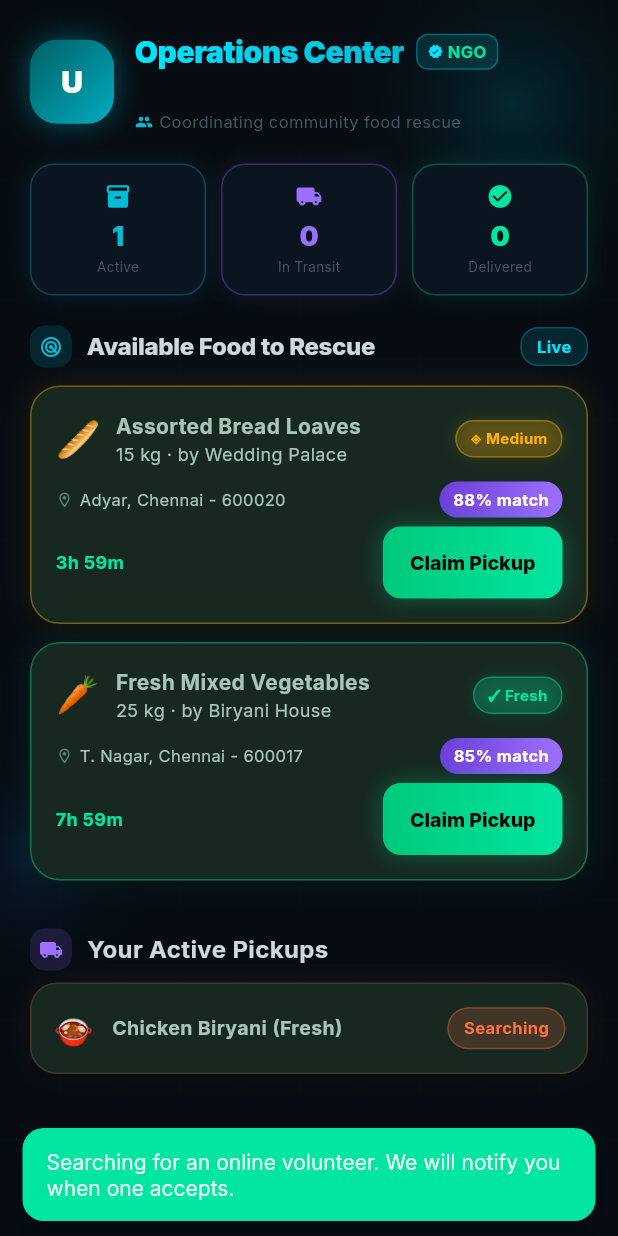
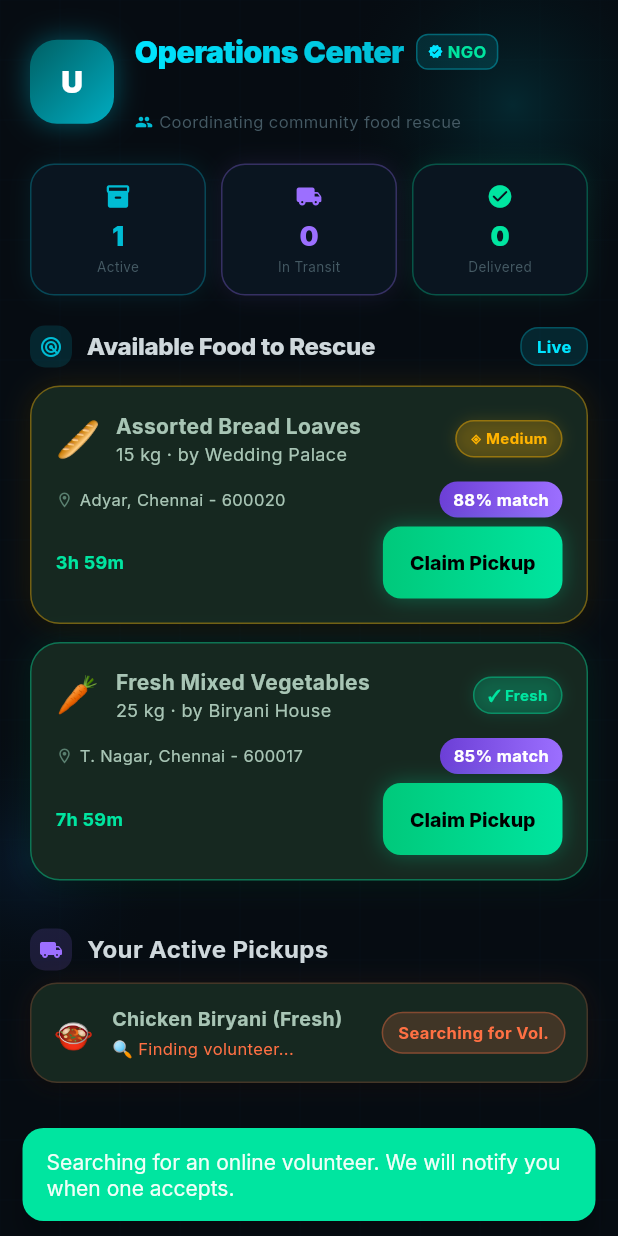
Before and after one commit to jaisurya9985/FoodFlow_AI, a Flutter app: the NGODashboard screen opened directly, after a tap on "Claim Pickup", on a phone screen of 412 x 824 dp. Run offline on Flutter 3.47's test engine with Material 3 defaults, Android fonts, the light colour scheme and no system bars; drawn by our look-alikes of flutter_animate; our stand-ins replace cloud_firestore, confetti, firebase_auth, firebase_core, firebase_messaging, flutter_local_notifications and 6 more; accounts and stored records are empty.

Commit message:
fix: show searching for volunteer until volunteer accepts task

```diff
--- a/food_bridge_ai/lib/screens/ngo/ngo_dashboard.dart
+++ b/food_bridge_ai/lib/screens/ngo/ngo_dashboard.dart
@@ -702,12 +702,12 @@ class _FindingVolunteerDialogState extends State<_FindingVolunteerDialog> {
             final status = data?['status'] ?? 'available';
             final volName = data?['assignedVolunteerName'] ?? 'a volunteer';
 
-            if (status == 'matched') {
-              title = 'Volunteer Found!';
-              subTitle = 'Waiting for $volName to accept the task...';
+            if (status == 'matched' || status == 'searching') {
+              title = 'Searching for volunteer...';
+              subTitle = 'AI is finding nearby volunteers...';
             } else if (status == 'accepted' || status == 'picked_up') {
-              title = 'Accepted!';
-              subTitle = '$volName is on the way to pick up the food!';
+              title = 'Volunteer Assigned!';
+              subTitle = '$volName accepted and is on the way to pick up!';
               showLoading = false;
               // Auto-close after a delay
               Future.delayed(const Duration(seconds: 2), () {
@@ -786,10 +786,11 @@ class _ActivePickupCardState extends State<_ActivePickupCard> {
 
     switch (d.status) {
       case DonationStatus.searching:
-        statusLabel = 'Searching';
+      case DonationStatus.matched:
+        statusLabel = 'Searching for Vol.';
         statusColor = AppColors.amber;
         break;
-      case DonationStatus.matched:
+      case DonationStatus.accepted:
         statusLabel = 'Volunteer Assigned';
         statusColor = AppColors.teal;
         break;
@@ -805,6 +806,10 @@ class _ActivePickupCardState extends State<_ActivePickupCard> {
         statusLabel = 'Available';
         statusColor = AppColors.amber;
     }
+
+    final isVolunteerAccepted = d.status == DonationStatus.accepted ||
+        d.status == DonationStatus.pickedUp ||
+        d.status == DonationStatus.delivered;
 
     return Container(
       padding: const EdgeInsets.all(14),
@@ -828,7 +833,7 @@ class _ActivePickupCardState extends State<_ActivePickupCard> {
                 Text(d.title,
                     style: const TextStyle(
                         fontSize: 13, fontWeight: FontWeight.w700)),
-                if (d.assignedVolunteerName != null)
+                if (isVolunteerAccepted && d.assignedVolunteerName != null)
                   Column(
                     crossAxisAlignment: CrossAxisAlignment.start,
                     children: [
@@ -894,6 +899,14 @@ class _ActivePickupCardState extends State<_ActivePickupCard> {
                           },
                         ),
                     ],
+                  )
+                else if (!isVolunteerAccepted && (d.status == DonationStatus.searching || d.status == DonationStatus.matched))
+                  const Padding(
+                    padding: EdgeInsets.only(top: 2),
+                    child: Text(
+                      '🔍 Finding volunteer...',
+                      style: TextStyle(fontSize: 11, color: AppColors.amber),
+                    ),
                   ),
               ],
             ),
```
Also changed, not shown: food_bridge_ai/lib/screens/donor/donor_dashboard.dart (+9 -5 lines).
